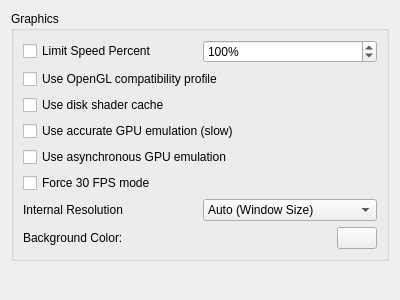
First picture: the form in src/yuzu/configuration/configure_graphics.ui, repository yuzu-emu/yuzu-canary, before the edit.
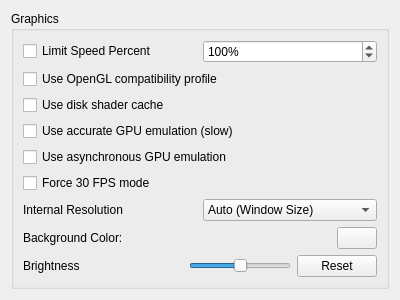
Second picture: the form after the edit.

Diff of the .ui file:
```diff
--- a/src/yuzu/configuration/configure_graphics.ui
+++ b/src/yuzu/configuration/configure_graphics.ui
@@ -145,6 +145,68 @@
           </item>
          </layout>
         </item>
+        <item>
+         <layout class="QHBoxLayout" name="horizontalLayout_3">
+          <item>
+           <widget class="QLabel" name="label_2">
+            <property name="text">
+             <string>Brightness</string>
+            </property>
+           </widget>
+          </item>
+          <item>
+           <spacer name="horizontalSpacer">
+            <property name="orientation">
+             <enum>Qt::Horizontal</enum>
+            </property>
+            <property name="sizeHint" stdset="0">
+             <size>
+              <width>40</width>
+              <height>20</height>
+             </size>
+            </property>
+           </spacer>
+          </item>
+          <item>
+           <widget class="QSlider" name="brightness_slider">
+            <property name="minimum">
+             <number>50</number>
+            </property>
+            <property name="maximum">
+             <number>150</number>
+            </property>
+            <property name="singleStep">
+             <number>10</number>
+            </property>
+            <property name="pageStep">
+             <number>20</number>
+            </property>
+            <property name="value">
+             <number>100</number>
+            </property>
+            <property name="orientation">
+             <enum>Qt::Horizontal</enum>
+            </property>
+            <property name="tickPosition">
+             <enum>QSlider::NoTicks</enum>
+            </property>
+           </widget>
+          </item>
+          <item>
+           <widget class="QPushButton" name="brightness_reset">
+            <property name="sizePolicy">
+             <sizepolicy hsizetype="Fixed" vsizetype="Fixed">
+              <horstretch>0</horstretch>
+              <verstretch>0</verstretch>
+             </sizepolicy>
+            </property>
+            <property name="text">
+             <string>Reset</string>
+            </property>
+           </widget>
+          </item>
+         </layout>
+        </item>
        </layout>
       </widget>
      </item>
```
